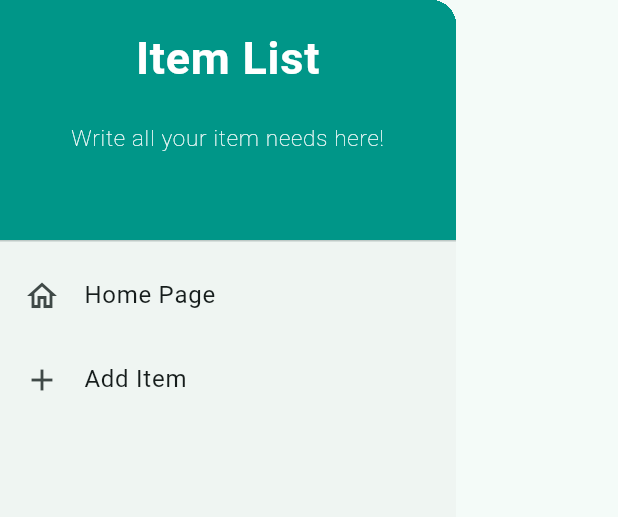
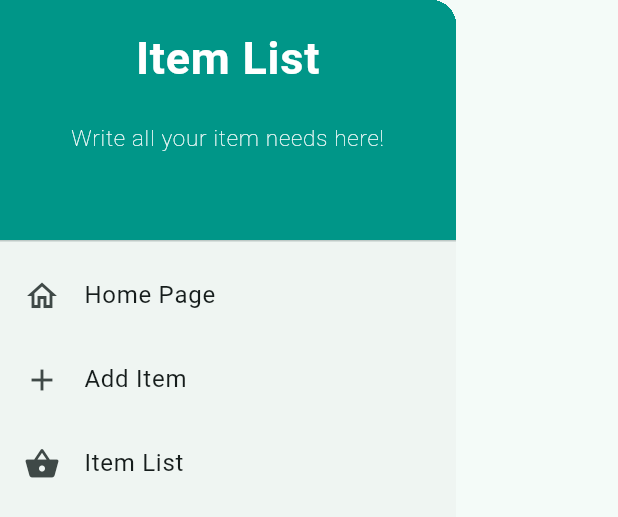
Before and after one commit to rakhafahimshahab/rakhas-inventory-mobile, a Flutter app: the LeftDrawer widget shown alone on an empty page, opened directly, on a phone screen of 412 x 824 dp. Shown: the top 517 px of the screen. Run offline on Flutter 3.47's test engine with Material 2 defaults, Android fonts, the phone set to English and light mode, and no system bars; missing offline and left inert: pbp_django_auth; network calls fail.

Commit message:
Completed Assignment 9

```diff
--- /dev/null
+++ b/lib/models/items.dart
@@ -0,0 +1,65 @@
+// To parse this JSON data, do
+//
+//     final item = itemFromJson(jsonString);
+
+import 'dart:convert';
+
+List<Item> itemFromJson(String str) => List<Item>.from(json.decode(str).map((x) => Item.fromJson(x)));
+
+String itemToJson(List<Item> data) => json.encode(List<dynamic>.from(data.map((x) => x.toJson())));
+
+class Item {
+  String model;
+  int pk;
+  Fields fields;
+
+  Item({
+    required this.model,
+    required this.pk,
+    required this.fields,
+  });
+
+  factory Item.fromJson(Map<String, dynamic> json) => Item(
+    model: json["model"],
+    pk: json["pk"],
+    fields: Fields.fromJson(json["fields"]),
+  );
+
+  Map<String, dynamic> toJson() => {
+    "model": model,
+    "pk": pk,
+    "fields": fields.toJson(),
+  };
+}
+
+class Fields {
+  int user;
+  String name;
+  String category;
+  int amount;
+  String description;
+
+  Fields({
+    required this.user,
+    required this.name,
+    required this.category,
+    required this.amount,
+    required this.description,
+  });
+
+  factory Fields.fromJson(Map<String, dynamic> json) => Fields(
+    user: json["user"],
+    name: json["name"],
+    category: json["category"],
+    amount: json["amount"],
+    description: json["description"],
+  );
+
+  Map<String, dynamic> toJson() => {
+    "user": user,
+    "name": name,
+    "category": category,
+    "amount": amount,
+    "description": description,
+  };
+}
--- /dev/null
+++ b/lib/screens/item_detail.dart
@@ -0,0 +1,51 @@
+import 'package:flutter/material.dart';
+import 'package:rakhas_inventory/models/items.dart';
+import 'package:rakhas_inventory/widget/left_drawer.dart';
+
+class ItemDetailPage extends StatelessWidget {
+  final Item item;
+
+  const ItemDetailPage({Key? key, required this.item}) : super(key: key);
+
+  @override
+  Widget build(BuildContext context) {
+    return Scaffold(
+      appBar: AppBar(
+        title: const Text('Item Details'),
+        backgroundColor: Colors.teal,
+        foregroundColor: Colors.white,
+      ),
+      drawer: const LeftDrawer(),
+      body: Padding(
+        padding: const EdgeInsets.all(16.0),
+        child: Column(
+          crossAxisAlignment: CrossAxisAlignment.start,
+          children: [
+            Text(
+              item.fields.name,
+              style: const TextStyle(
+                fontSize: 24.0,
+                fontWeight: FontWeight.bold,
+              ),
+            ),
+            const SizedBox(height: 10),
+            Text("Amount: ${item.fields.amount}"),
+            const SizedBox(height: 10),
+            Text("Description: ${item.fields.description}"),
+            const SizedBox(height: 10),
+            Text("Category: ${item.fields.category}"),
+            const SizedBox(height: 10),
+            Text("Damage: ${item.fields.name}"),
+            const SizedBox(height: 20),
+            ElevatedButton(
+              onPressed: () {
+                Navigator.pop(context); // Navigate back to the item list page
+              },
+              child: const Text('Back to Item List'),
+            ),
+          ],
+        ),
+      ),
+    );
+  }
+}
--- a/lib/widget/left_drawer.dart
+++ b/lib/widget/left_drawer.dart
@@ -1,6 +1,7 @@
 import 'package:flutter/material.dart';
 import 'package:rakhas_inventory/screens/menu.dart';
 import 'package:rakhas_inventory/screens/item_form.dart';
+import 'package:rakhas_inventory/screens/list_item.dart';
 
 class LeftDrawer extends StatelessWidget {
   const LeftDrawer({super.key});
@@ -63,6 +64,17 @@
               );
             },
           ),
+          ListTile(
+            leading: const Icon(Icons.shopping_basket),
+            title: const Text('Item List'),
+            onTap: () {
+              // Route menu to product page
+              Navigator.push(
+                context,
+                MaterialPageRoute(builder: (context) => const ItemPage()),
+              );
+            },
+          ),
         ],
       ),
     );
--- a/pubspec.yaml
+++ b/pubspec.yaml
@@ -35,6 +35,8 @@
   # The following adds the Cupertino Icons font to your application.
   # Use with the CupertinoIcons class for iOS style icons.
   cupertino_icons: ^1.0.2
+  provider: ^6.1.1
+  pbp_django_auth: ^0.4.0
 
 dev_dependencies:
   flutter_test:
```
Also changed, not shown: lib/main.dart (+16 -9 lines), lib/screens/item_form.dart (+31 -32 lines), lib/screens/list_item.dart (added, +103 -0 lines), lib/screens/login.dart (added, +114 -0 lines), lib/widget/menu_card.dart (+27 -1 lines), pubspec.lock, 2 other files.
